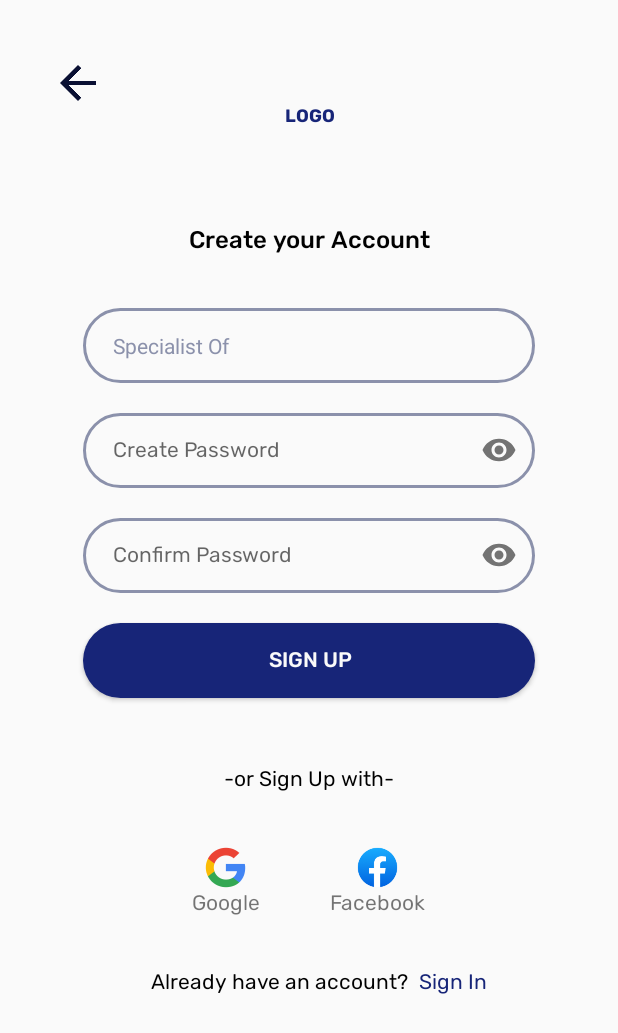
After one commit to Harleen-Singh/DoctorXab, an Android app: the sign_up_doctor_or_patient screen opened directly, with no data from a screen before it, on a phone screen of 412 x 824 dp. The commit adds this screen. Shown: the top 1033 px of the screen. Run offline under Robolectric (Android 15) with nearby library versions, the phone set to English and light mode, and no system bars.

Commit message:
Added screen navigations

```diff
--- /dev/null
+++ b/app/src/main/java/com/example/doc_app_android/sign_up_doctor_or_patient.java
@@ -0,0 +1,59 @@
+package com.example.doc_app_android;
+
+import android.content.Intent;
+import android.os.Bundle;
+import android.view.View;
+import android.widget.Button;
+import android.widget.EditText;
+import android.widget.TextView;
+import android.widget.Toast;
+
+import androidx.annotation.Nullable;
+import androidx.appcompat.app.AppCompatActivity;
+
+public class sign_up_doctor_or_patient extends AppCompatActivity {
+    private Boolean catcher;
+    private EditText doctorField, patientField;
+    private Intent intent;
+    private TextView signIn;
+    private Button signUp;
+
+
+    @Override
+    protected void onCreate(Bundle savedInstanceState) {
+        super.onCreate(savedInstanceState);
+        setContentView(R.layout.sign_up_doctor_patient);
+        doctorField = findViewById(R.id.edit_status_doctor);
+        patientField = findViewById(R.id.edit_status_patient);
+        signIn = findViewById(R.id.dp_sign_in);
+        signUp = findViewById(R.id.btn_sign_up);
+
+        signUp.setOnClickListener(new View.OnClickListener() {
+            @Override
+            public void onClick(View view) {
+                Toast.makeText(sign_up_doctor_or_patient.this, "Functionality not added !", Toast.LENGTH_SHORT).show();
+            }
+        });
+
+        signIn.setOnClickListener(new View.OnClickListener() {
+            @Override
+            public void onClick(View view) {
+                intent = new Intent(sign_up_doctor_or_patient.this,MainActivity.class);
+                startActivity(intent);
+                finish();
+            }
+        });
+
+
+
+        catcher = getIntent().getBooleanExtra("Catch", false);
+
+        if (catcher == false) {
+            patientField.setVisibility(View.INVISIBLE);
+        }
+        if (catcher == true) {
+            patientField.setVisibility(View.VISIBLE);
+            doctorField.setVisibility(View.INVISIBLE);
+        }
+    }
+}
--- a/app/src/main/res/layout/sign_in.xml
+++ b/app/src/main/res/layout/sign_in.xml
@@ -208,6 +208,7 @@
             app:layout_constraintTop_toTopOf="parent" />
 
         <TextView
+            android:id="@+id/tv_sign_up"
             android:layout_width="wrap_content"
             android:layout_height="wrap_content"
             android:clickable="true"
--- a/app/src/main/res/layout/sign_in_next.xml
+++ b/app/src/main/res/layout/sign_next.xml
@@ -231,6 +231,7 @@
             app:layout_constraintTop_toTopOf="parent" />
 
         <TextView
+            android:id="@+id/tv_sign_in"
             android:layout_width="wrap_content"
             android:layout_height="wrap_content"
             android:clickable="true"
--- a/app/src/main/res/layout/sign_up_doctor_patient.xml
+++ b/app/src/main/res/layout/sign_up_doctor_patient.xml
@@ -54,6 +54,7 @@
         android:layout_marginRight="55dp"
         android:background="@drawable/text_field_1"
         android:hint="@string/specialist_of"
+        android:visibility="visible"
         android:inputType="text"
         android:paddingStart="20dp"
         android:paddingLeft="20dp"
@@ -151,7 +152,7 @@
     </com.google.android.material.textfield.TextInputLayout>
 
     <Button
-        android:id="@+id/btn_next"
+        android:id="@+id/btn_sign_up"
         android:layout_width="match_parent"
         android:layout_height="50dp"
         android:layout_marginLeft="55dp"
@@ -181,7 +182,7 @@
         android:textSize="14sp"
         app:layout_constraintEnd_toEndOf="parent"
         app:layout_constraintStart_toStartOf="parent"
-        app:layout_constraintTop_toBottomOf="@id/btn_next" />
+        app:layout_constraintTop_toBottomOf="@id/btn_sign_up" />
 
 
     <androidx.constraintlayout.widget.ConstraintLayout
@@ -284,6 +285,7 @@
             app:layout_constraintTop_toTopOf="parent" />
 
         <TextView
+            android:id="@+id/dp_sign_in"
             android:layout_width="wrap_content"
             android:layout_height="wrap_content"
             android:clickable="true"
```
Also changed, not shown: app/src/main/AndroidManifest.xml (+8 -0 lines), app/src/main/java/com/example/doc_app_android/MainActivity.java (+25 -5 lines), app/src/main/java/com/example/doc_app_android/sign_as.java (added, +42 -0 lines), app/src/main/java/com/example/doc_app_android/sign_next.java (added, +46 -0 lines), app/src/main/res/layout/sign_as.xml (renamed from app/src/main/res/layout/sign_in_as.xml).
